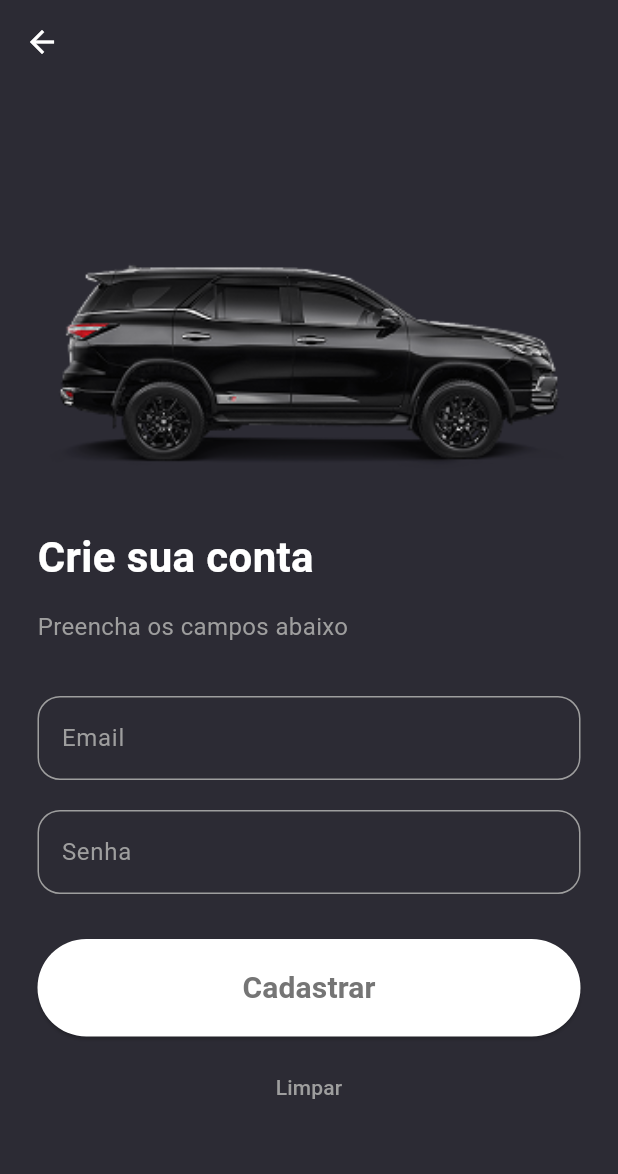
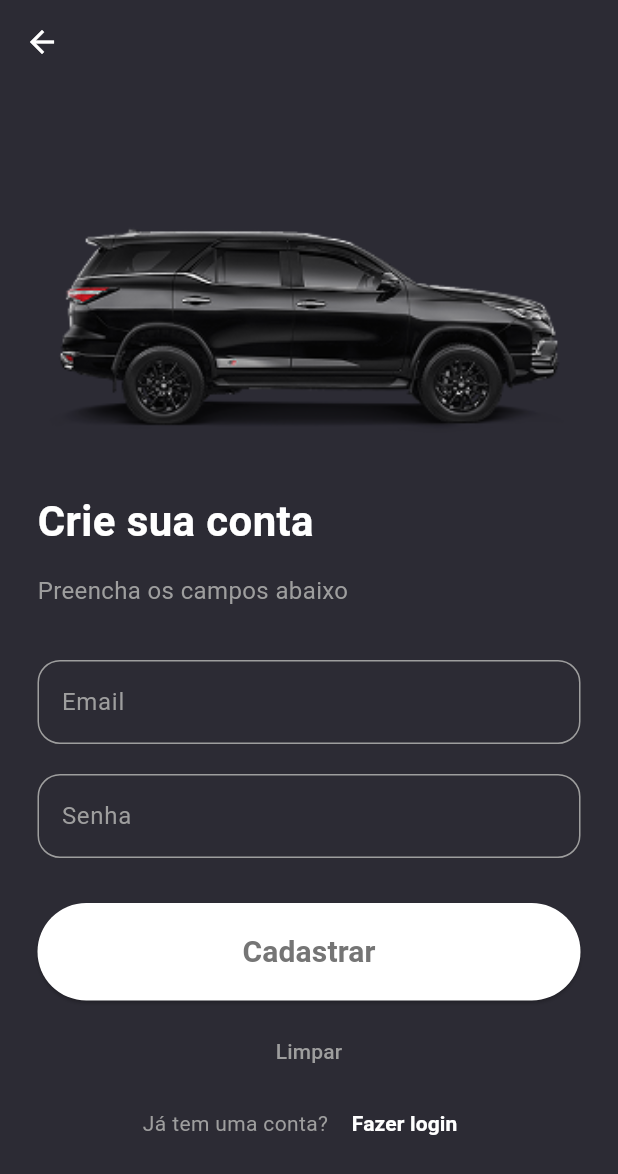
Before and after one commit to RaissaNavarro/FormativaMobile, a Flutter app: the Autenticar screen opened directly, on a phone screen of 412 x 824 dp. Shown: the top 1174 px of the screen. Run offline on Flutter 3.47's test engine with Material 3 defaults, Android fonts, the phone set to English and light mode, and no system bars; our stand-ins replace cloud_firestore, firebase_auth, firebase_core, flutter_map, latlong2; accounts and stored records are empty; Roboto replaces fonts that are missing (Arial).

Commit message:
ajustei o codigo e o word, todos completos

```diff
--- a/aplicativo/lib/autenticar.dart
+++ b/aplicativo/lib/autenticar.dart
@@ -48,10 +48,7 @@ Widget build(BuildContext context) {
             const SizedBox(height: 15),
             const Text(
               'Preencha os campos abaixo',
-            style: TextStyle(
-              color: Colors.grey,
-              fontSize: 16,
-            ),
+              style: TextStyle(color: Colors.grey, fontSize: 16),
             ),
             const SizedBox(height: 35),
 
@@ -151,8 +148,35 @@ Widget build(BuildContext context) {
                   _email.clear();
                   _senha.clear();
                 },
-              child: const Text('Limpar', style: TextStyle(color: Colors.grey)),
+                child: const Text(
+                  'Limpar',
+                  style: TextStyle(color: Colors.grey),
                 ),
+              ),
+            ),
+            Row(
+              mainAxisAlignment: MainAxisAlignment.center,
+              children: [
+                const Text(
+                  'Já tem uma conta? ',
+                  style: TextStyle(color: Colors.grey),
+                ),
+                TextButton(
+                  onPressed: () {
+                    Navigator.pushReplacement(
+                      context,
+                      MaterialPageRoute(builder: (_) => const LoginPage()),
+                    );
+                  },
+                  child: const Text(
+                    'Fazer login',
+                    style: TextStyle(
+                      color: Colors.white,
+                      fontWeight: FontWeight.bold,
+                    ),
+                  ),
+                ),
+              ],
             ),
 
             const Spacer(),
@@ -161,5 +185,4 @@ Widget build(BuildContext context) {
       ),
     );
   }
-
 }
```
Also changed, not shown: 1 other file. Lines whose indentation alone changed are shown as unchanged.
